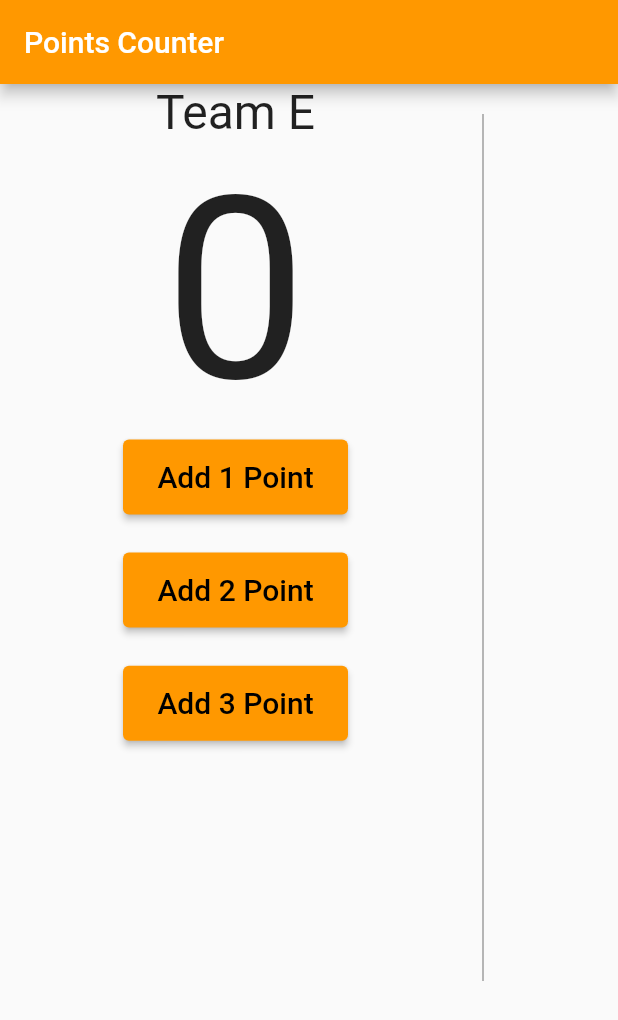
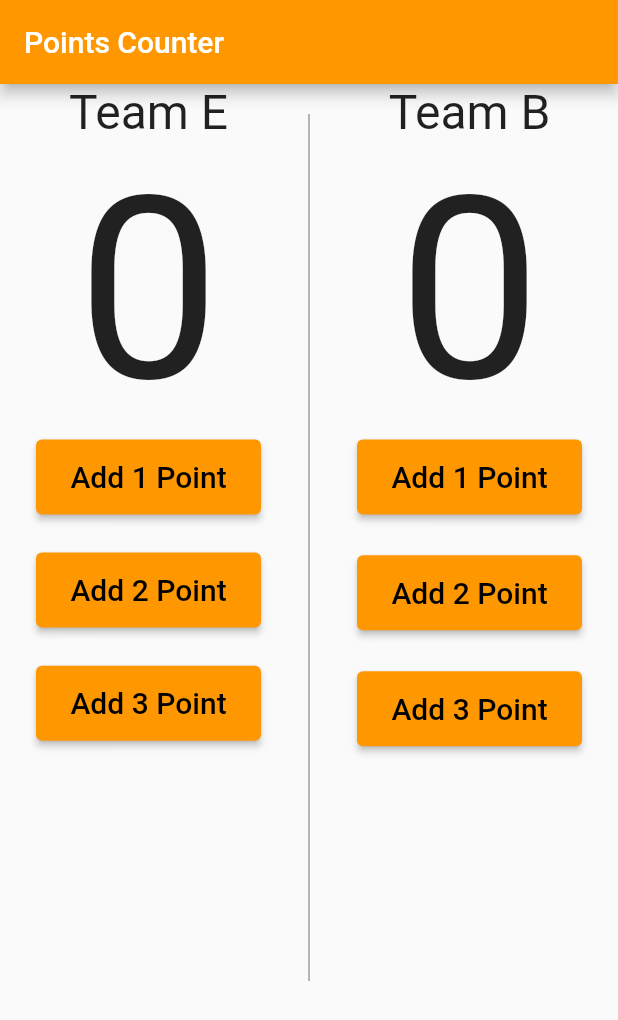
Before and after one commit to alaakorda/Basketball-Points, a Flutter app: the screen it shows after launch, on a phone screen of 412 x 824 dp. Shown: the top 1020 px of the screen. Run offline on Flutter 3.47's test engine with Material 2 defaults, Android fonts, the phone set to English and light mode, and no system bars.

Commit message:
update main

```diff
--- a/lib/main.dart
+++ b/lib/main.dart
@@ -64,7 +64,42 @@ class BasketBallPoints extends StatelessWidget {
               endIndent: 170,
 
             ),
-
+             Column(
+              children: [
+                Text("Team B",style: TextStyle(fontSize: 32),),
+                 Text("0",style: TextStyle(fontSize: 170),),
+                 ElevatedButton(
+                  style: ElevatedButton.styleFrom(
+                    primary: Colors.orange,
+                    minimumSize: Size(150, 50),
+                  ),
+                  onPressed: (){},
+                  child: Text("Add 1 Point",style: TextStyle(color: Colors.black,fontSize: 20),
+                  ),
+                  ),
+                  Spacer(flex: 1,),
+                  ElevatedButton(
+                  style: ElevatedButton.styleFrom(
+                    primary: Colors.orange,
+                    minimumSize: Size(150, 50),
+                  ),
+                  onPressed: (){},
+                  child: Text("Add 2 Point",style: TextStyle(color: Colors.black,fontSize: 20),
+                  ),
+                  ),
+                  Spacer(flex: 1,),
+                  ElevatedButton(
+                  style: ElevatedButton.styleFrom(
+                    primary: Colors.orange,
+                    minimumSize: Size(150, 50),
+                  ),
+                  onPressed: (){},
+                  child: Text("Add 3 Point",style: TextStyle(color: Colors.black,fontSize: 20),
+                  ),
+                  ),
+                  Spacer(flex: 12,),
+              ],
+            ),
           ],
         ),
 
```
